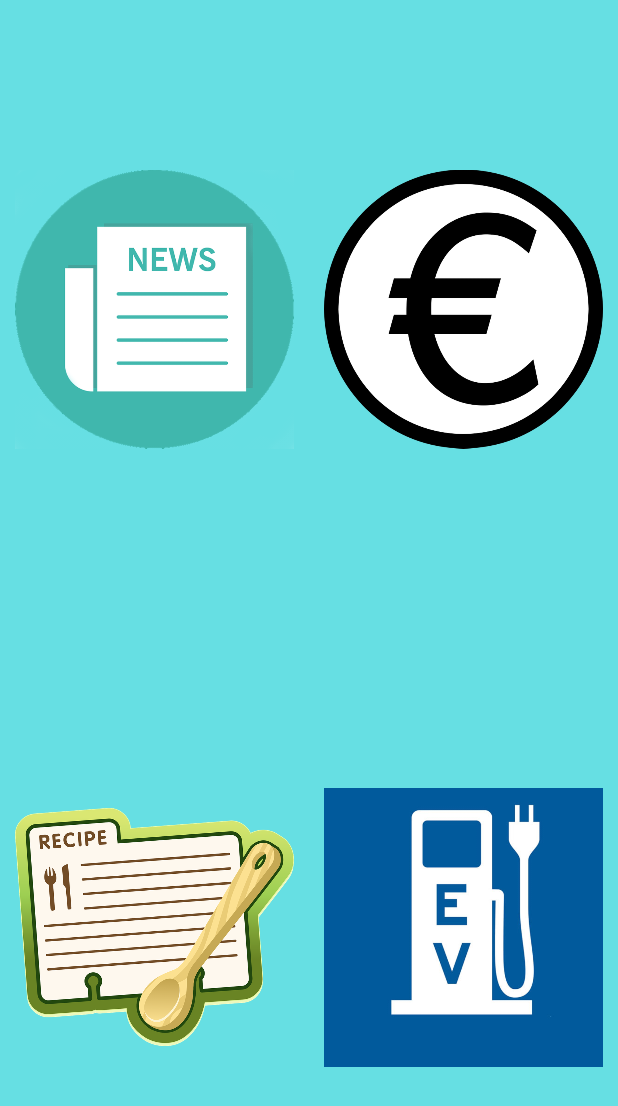
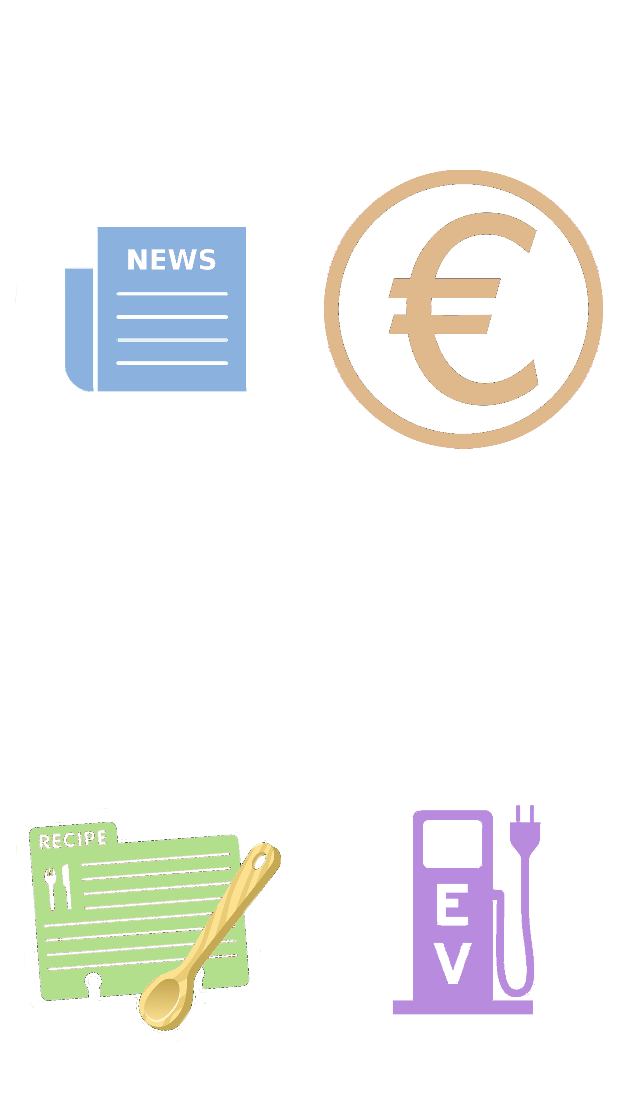
Before and after one commit to vonleswan/MobileFinalProject, an Android app: the screen it shows after launch (MainActivity), on a phone screen of 412 x 824 dp. Shown: the top 1106 px of the screen. Run offline under Robolectric (Android 15) with nearby library versions, the phone set to English and light mode, and no system bars.

Commit message:
Initial Master Commit

```diff
--- a/app/src/main/res/layout/activity_main.xml
+++ b/app/src/main/res/layout/activity_main.xml
@@ -1,7 +1,7 @@
 <FrameLayout xmlns:android="http://schemas.android.com/apk/res/android"
     android:layout_width="match_parent"
     android:layout_height="match_parent"
-    android:background="#66dfe3" >
+    android:background="#ffffff" >
 
     <LinearLayout
         android:layout_width="fill_parent"
```
Also changed, not shown: app/src/main/res/drawable/currency.png, app/src/main/res/drawable/news.png, app/src/main/res/drawable/recipe.png, app/src/main/res/drawable/stations.jpg.
